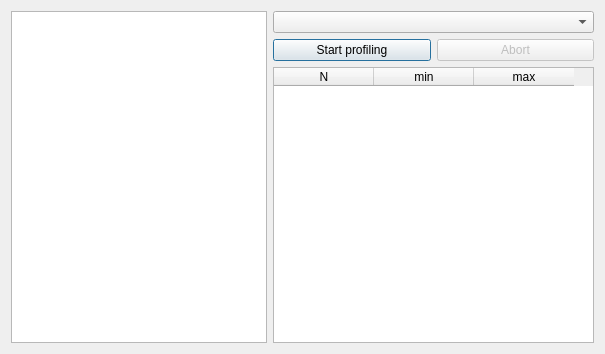
CompEphys-team/rtdo, file src/gui/profiledialog.ui: the form before one commit.
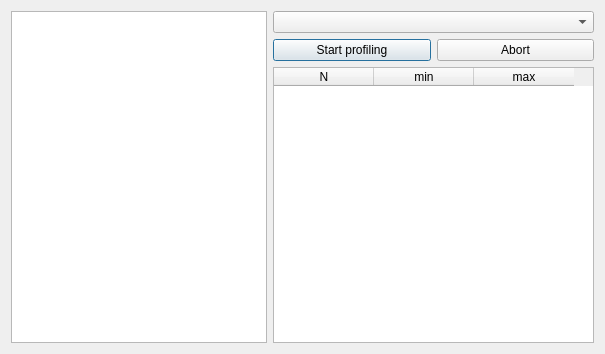
The form after the commit.

Patch:
```diff
--- a/src/gui/profiledialog.ui
+++ b/src/gui/profiledialog.ui
@@ -36,9 +36,6 @@
    </item>
    <item row="1" column="2">
     <widget class="QPushButton" name="btnAbort">
-     <property name="enabled">
-      <bool>false</bool>
-     </property>
      <property name="text">
       <string>Abort</string>
      </property>
```
